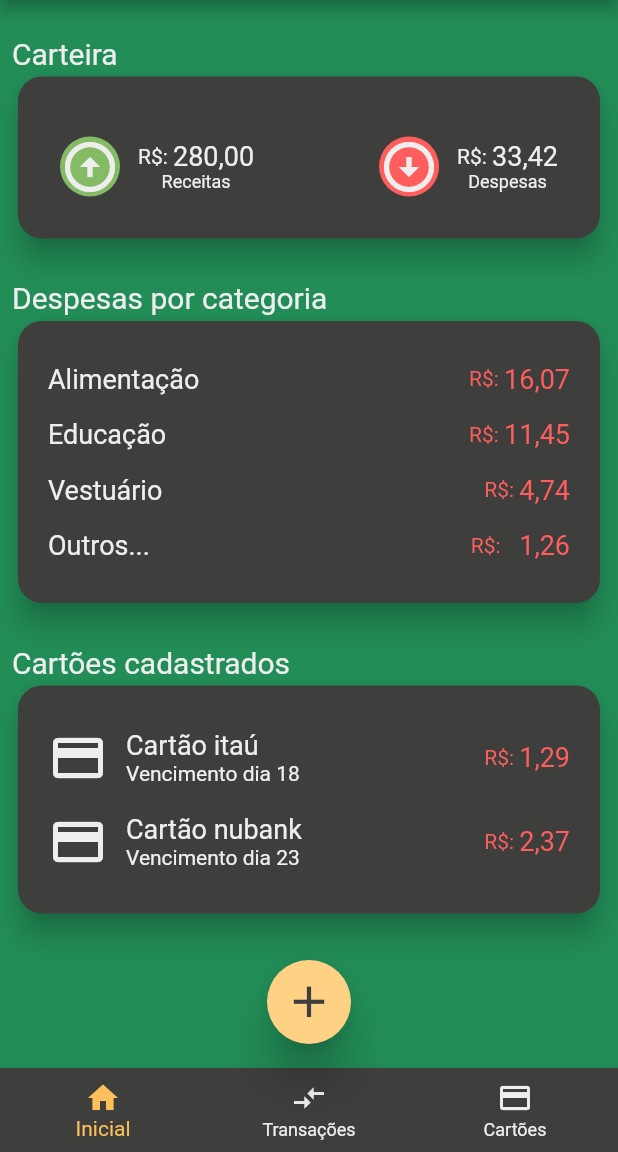
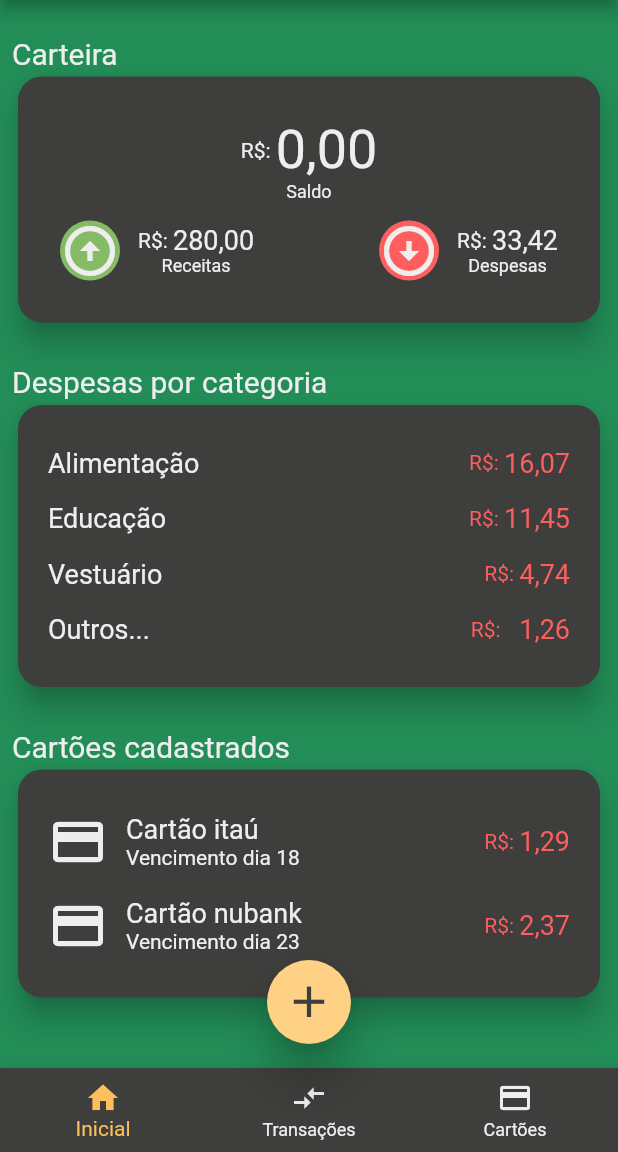
Before and after one commit to proz-tecnologia/PIT02GP07, a Flutter app: the screen it shows after launch, on a phone screen of 412 x 824 dp, the part 84-1236 px from its top. Run offline on Flutter 3.47's test engine with Material 2 defaults, Android fonts, the phone set to English and light mode, and no system bars.

Commit message:
update walletCard

```diff
--- a/lib/src/pages/home/cards/wallet_card.dart
+++ b/lib/src/pages/home/cards/wallet_card.dart
@@ -1,4 +1,5 @@
 import 'package:flutter/material.dart';
+import 'package:pit02gp07/src/pages/home/cards/components/wallet_balance_widget.dart';
 
 import '../../../core/theme/app_colors.dart';
 import '../../../core/theme/app_text_style.dart';
@@ -21,6 +22,12 @@ class WalletCard extends StatelessWidget {
         padding: const EdgeInsets.all(28.0),
         child: Column(
           children: [
+            const WalletBalanceWidget(
+              value: '0,00',
+              type: 'Saldo',
+              style: AppTextStyle.extraLargeWhite,
+              rowAlignment: MainAxisAlignment.center,
+            ),
             const SizedBox(
               height: 12.0,
             ),
```
